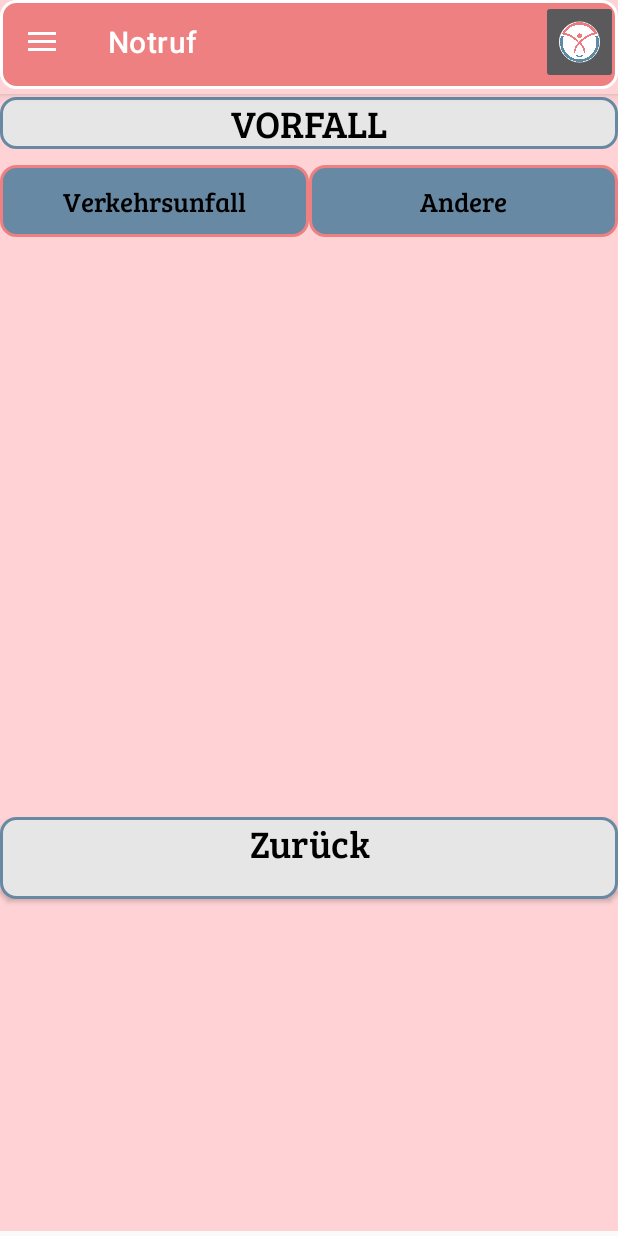
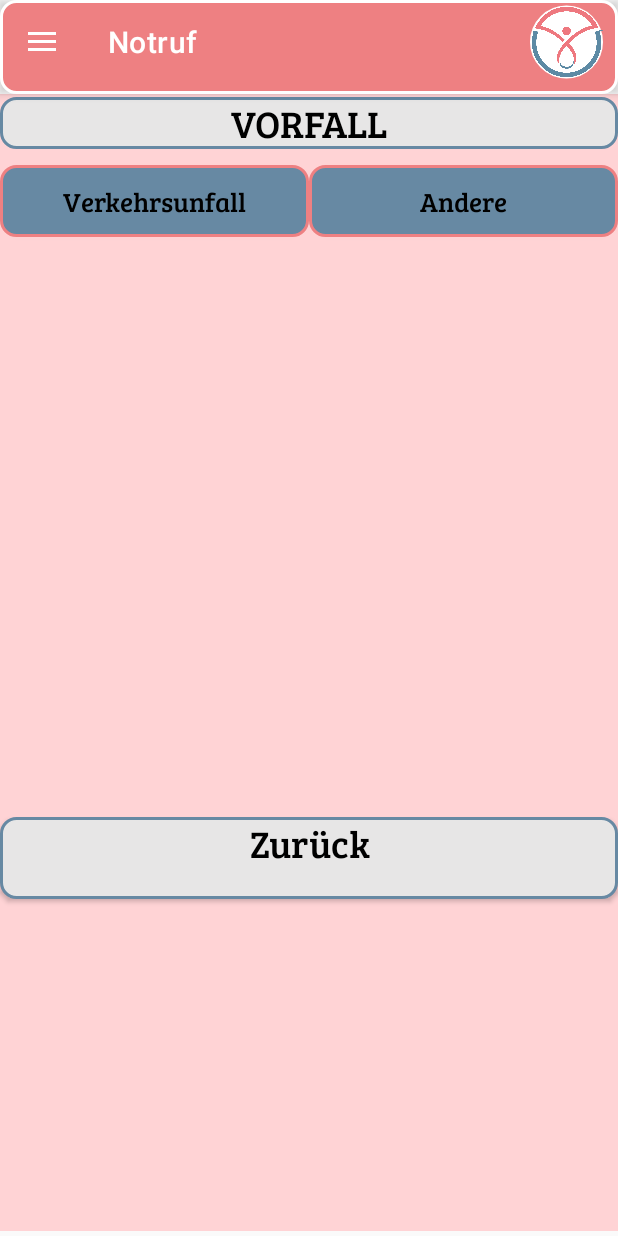
Before and after one commit to mbarth796/00_SafeGuard, an Android app: the screen it shows after launch (MainActivity), after a tap on "Notruf", on a phone screen of 412 x 824 dp. Run offline under Robolectric (Android 15) with nearby library versions, the phone set to English and light mode, and no system bars; our stand-ins replace navigation-ui.

Commit message:
Home Button mit SafeGuard Icon eingefügt

```diff
--- a/app/src/main/res/layout/app_bar_main.xml
+++ b/app/src/main/res/layout/app_bar_main.xml
@@ -9,19 +9,18 @@
     <com.google.android.material.appbar.AppBarLayout
         android:layout_width="match_parent"
         android:layout_height="wrap_content"
-        android:theme="@style/Theme.MyApplication.AppBarOverlay">
+        android:theme="@style/Theme.MyApplication.AppBarOverlay"
+        android:background="@drawable/sup_rounded_corner_red">
 
         <LinearLayout
             android:layout_width="match_parent"
             android:layout_height="match_parent"
-            android:orientation="horizontal"
-            android:background="@drawable/sup_rounded_corner_red">
+            android:orientation="horizontal">
 
             <androidx.appcompat.widget.Toolbar
                 android:id="@+id/toolbar"
                 android:layout_width="match_parent"
                 android:layout_height="?attr/actionBarSize"
-
                 android:gravity="center_horizontal"
                 android:layout_weight="1"
                 app:popupTheme="@style/Theme.MyApplication.PopupOverlay" />
@@ -31,9 +30,11 @@
                 android:layout_width="match_parent"
                 android:layout_height="?attr/actionBarSize"
                 app:srcCompat="@drawable/ic_rounded_safeguard"
-                android:layout_weight="7"
+                android:background="#00000000"
+                android:layout_weight="6"
                 android:scaleType="fitCenter"
-                app:popupTheme="@style/Theme.MyApplication.PopupOverlay"/>
+                app:popupTheme="@style/Theme.MyApplication.PopupOverlay"
+                android:layout_marginRight="10dp"/>
         </LinearLayout>
 
 
```
